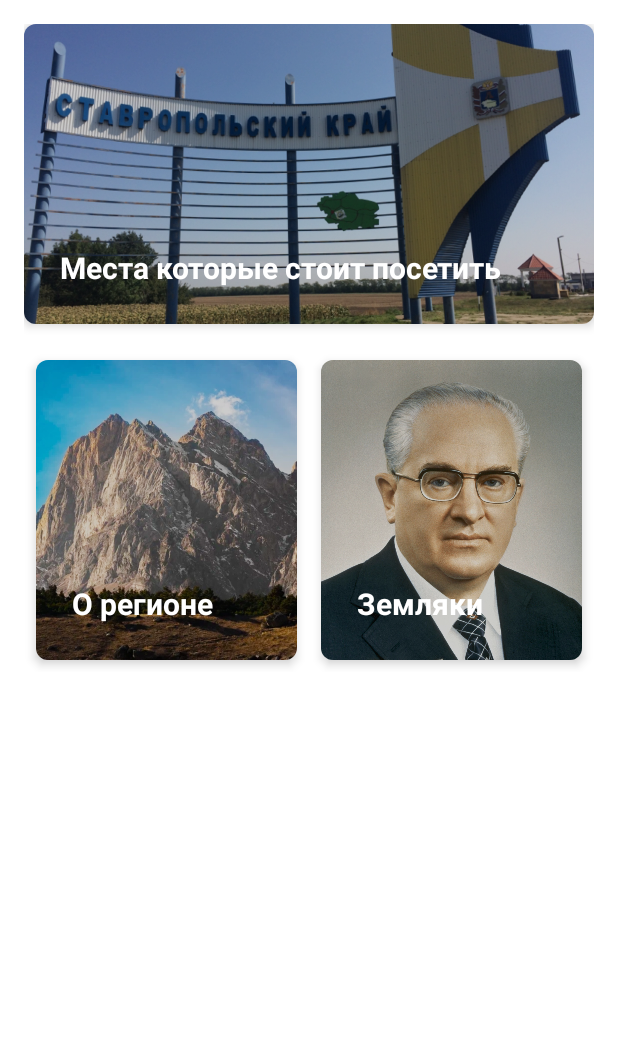
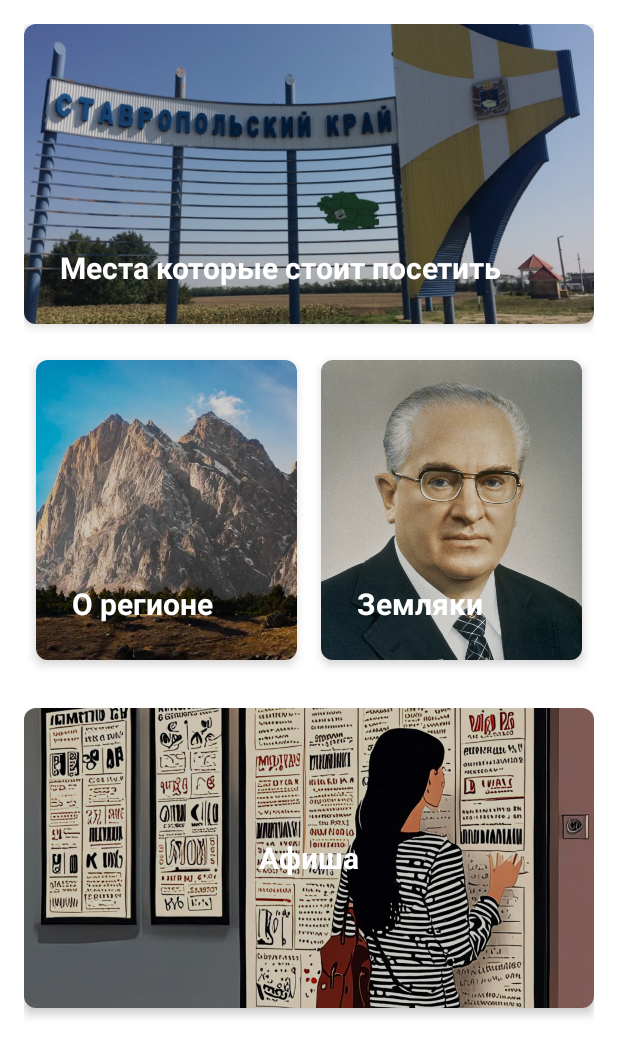
Before and after one commit to Plyshkaa/StavropolApp, an Android app built with Jetpack Compose: the layout activity_main.xml on its own in the app's theme, with its tools: preview values and no code run, on a phone screen of 412 x 824 dp. Shown: the top 1056 px of the screen. Run offline under Robolectric (Android 15) with nearby library versions, the phone set to English and light mode, and no system bars.

Commit message:
Добавил раздел с афишей

```diff
--- a/app/src/main/AndroidManifest.xml
+++ b/app/src/main/AndroidManifest.xml
@@ -33,6 +33,8 @@
         <activity android:name=".ZemlyakiActivity" />
         <activity android:name=".PersonDetailActivity" /> <!-- Добавляем PersonDetailActivity -->
         <activity android:name=".RegionDetailActivity" />
+        <activity android:name=".AfishaActivity" />
+
 
 
         <activity
--- a/app/src/main/res/layout/activity_main.xml
+++ b/app/src/main/res/layout/activity_main.xml
@@ -171,7 +171,54 @@
                     android:padding="8dp" />
             </RelativeLayout>
         </androidx.cardview.widget.CardView>
+
     </LinearLayout>
+
+    <androidx.cardview.widget.CardView
+        android:id="@+id/card_view_afisha"
+        android:layout_width="match_parent"
+        android:layout_height="wrap_content"
+        android:layout_marginBottom="16dp"
+        android:layout_marginTop="24dp"
+        app:cardCornerRadius="8dp"
+        app:cardElevation="4dp"
+        android:clickable="true"
+        android:focusable="true">
+
+        <RelativeLayout
+            android:layout_width="match_parent"
+            android:layout_height="wrap_content">
+
+            <!-- Изображение афиши -->
+            <ImageView
+                android:id="@+id/afisha_image"
+                android:layout_width="match_parent"
+                android:layout_height="200dp"
+                android:scaleType="centerCrop"
+                android:src="@drawable/ic_afisha_placeholder" />
+
+            <!-- Полупрозрачный черный фон для затемнения картинки -->
+            <View
+                android:layout_width="match_parent"
+                android:layout_height="200dp"
+                android:background="#33000000" /> <!-- Черный цвет с прозрачностью 20% -->
+
+            <!-- Заголовок "Афиша" поверх изображения -->
+            <TextView
+                android:id="@+id/afisha_title"
+                android:layout_width="wrap_content"
+                android:layout_height="wrap_content"
+                android:layout_centerInParent="true"
+                android:text="Афиша"
+                android:textSize="20sp"
+                android:textStyle="bold"
+                android:textColor="@android:color/white"
+                android:gravity="center"
+                android:padding="8dp"
+                android:background="@android:color/transparent"/>
+        </RelativeLayout>
+    </androidx.cardview.widget.CardView>
+
 
     <!-- TabLayout и ViewPager, скрыты по умолчанию -->
     <com.google.android.material.tabs.TabLayout
```
Also changed, not shown: app/src/main/java/com/example/stavropolplacesapp/AfishaActivity.kt (added, +20 -0 lines), app/src/main/java/com/example/stavropolplacesapp/MainActivity.kt (+7 -0 lines), app/src/main/res/layout/activity_afisha.xml (added, +14 -0 lines), app/src/main/res/drawable/ic_afisha_placeholder.png (added).
